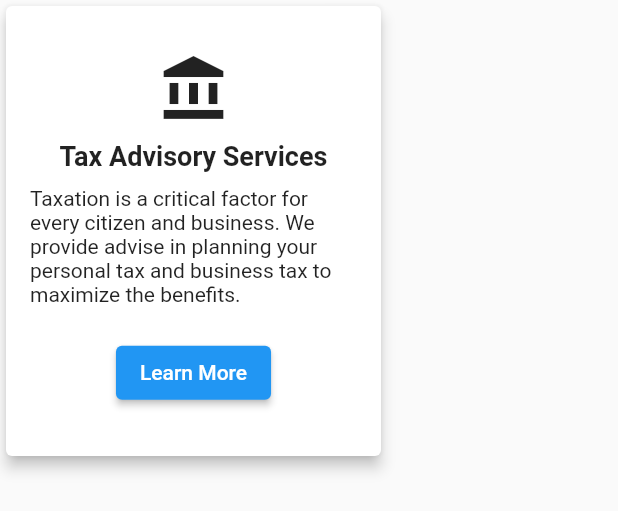
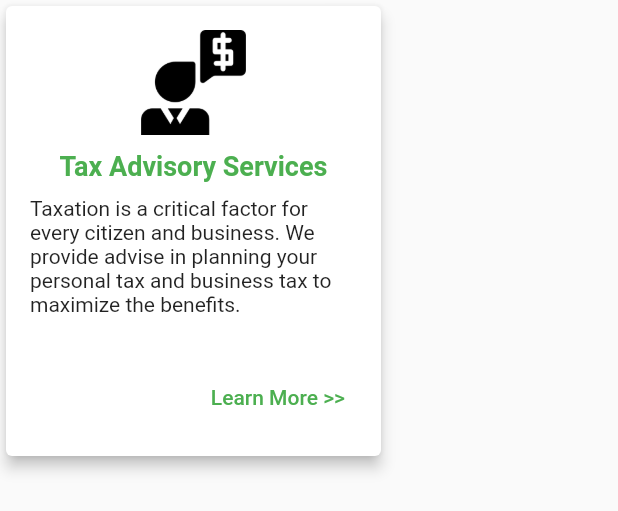
Before and after one commit to CBS-Developments/New-Web-Taxperts, a Flutter app: the ServiceCard widget shown alone on an empty page, opened directly, on a phone screen of 412 x 824 dp. Shown: the top 511 px of the screen. Run offline on Flutter 3.47's test engine with Material 2 defaults, Android fonts, the phone set to English and light mode, and no system bars.

Commit message:
Services cards added

```diff
--- a/new_web_taxperts/lib/Componants.dart
+++ b/new_web_taxperts/lib/Componants.dart
@@ -46,18 +46,16 @@ class _AwardDescriptionState extends State<AwardDescription> {
     );
   }
 }
-
-
 class ServiceCard extends StatelessWidget {
   final String title;
   final String description;
-  final IconData iconData;
+  final String assetImagePath; // Use this for local asset image path
 
   const ServiceCard({
     Key? key,
     required this.title,
     required this.description,
-    required this.iconData,
+    required this.assetImagePath, // Pass the asset image path here
   }) : super(key: key);
 
   @override
@@ -66,18 +64,24 @@ class ServiceCard extends StatelessWidget {
       elevation: 4.0,
       child: Container(
         width: 250,
-        height: 300,// Define your width for the card
+        height: 300,
         padding: EdgeInsets.all(16.0),
         child: Column(
           mainAxisAlignment: MainAxisAlignment.center,
           children: <Widget>[
-            Icon(iconData, size: 48.0),
+            Image.asset(
+              assetImagePath,
+              width: 70.0, // Set your desired image width
+              height: 70.0, // and height
+              fit: BoxFit.cover, // This is to maintain the aspect ratio of the image
+            ),
             SizedBox(height: 10),
             Text(
               title,
               style: TextStyle(
                 fontWeight: FontWeight.bold,
                 fontSize: 18,
+                color: Colors.green
               ),
             ),
             SizedBox(height: 10),
@@ -87,13 +91,19 @@ class ServiceCard extends StatelessWidget {
                 fontSize: 14,
               ),
             ),
-            SizedBox(height: 20),
-            ElevatedButton(
-              onPressed: () {
-                // Handle Learn More tap
-              },
-              child: Text('Learn More'),
+            SizedBox(height: 30),
+            Row(
+              mainAxisAlignment: MainAxisAlignment.end,
+              children: [
+                TextButton(
+                  onPressed: () {
+                    // Handle Learn More tap
+                  },
+                  child: Text('Learn More >>',style: TextStyle(color: Colors.green),),
+                ),
+              ],
             ),
+
           ],
         ),
       ),
```
Also changed, not shown: new_web_taxperts/lib/HomePage/home_desktop.dart (+60 -16 lines), new_web_taxperts/images/etsIcon.png (added), new_web_taxperts/images/mPersonIcon.png (added), new_web_taxperts/images/tpIcon.png (added), new_web_taxperts/images/trsIcon.png (added), 1 other file.
